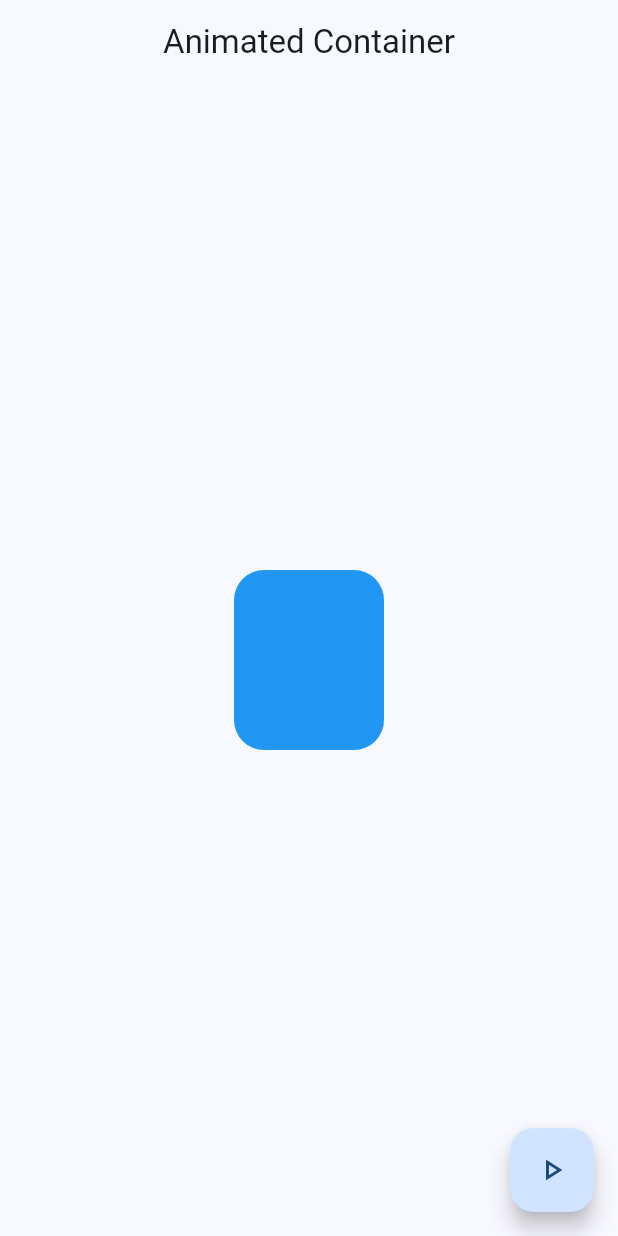
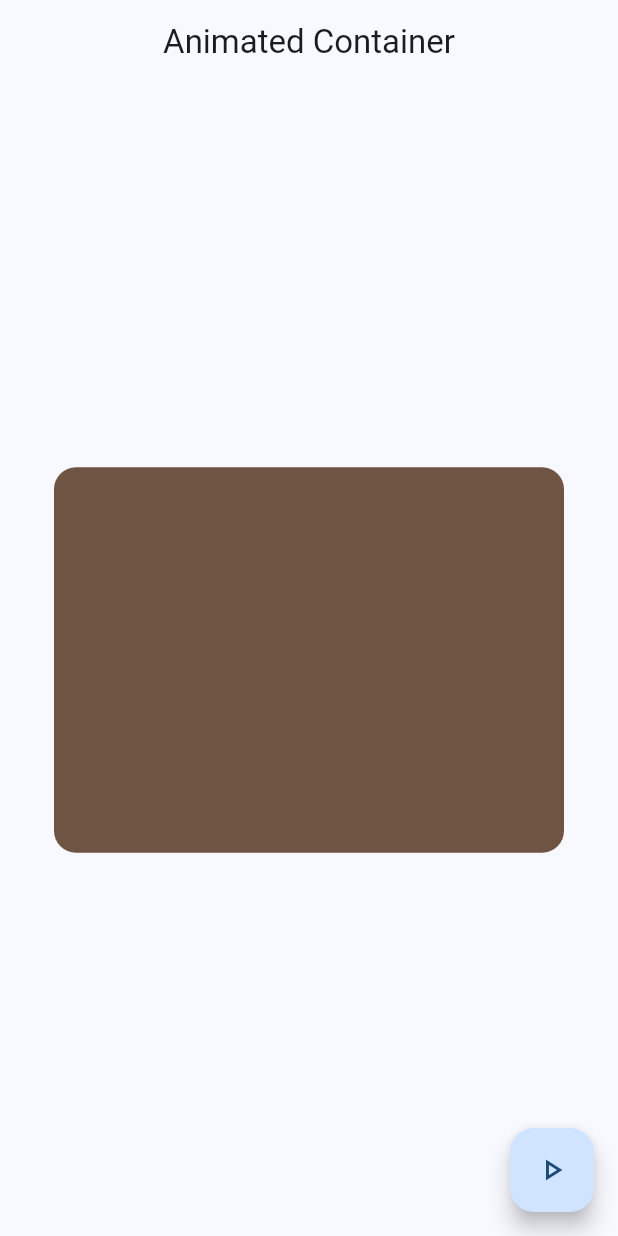
Before and after one commit to gabrielcabrera17/widget_app, a Flutter app: the AnimatedScreen screen opened by its route, after a tap on the "play arrow" icon, on a phone screen of 412 x 824 dp. Run offline on Flutter 3.47's test engine with Material 3 defaults, Android fonts, the phone set to English and light mode, and no system bars; our stand-ins replace go_router.

Commit message:
Animando las propeidades del contenedor

```diff
--- a/lib/presentation/screens/animated/animated_screen.dart
+++ b/lib/presentation/screens/animated/animated_screen.dart
@@ -1,10 +1,37 @@
 import 'package:flutter/material.dart';
-
-class AnimatedScreen extends StatelessWidget {
+import 'dart:math' show Random;
+class AnimatedScreen extends StatefulWidget {
 
   static const name = 'animated_screen';
 
   const AnimatedScreen({super.key});
+
+  @override
+  State<AnimatedScreen> createState() => _AnimatedScreenState();
+}
+
+class _AnimatedScreenState extends State<AnimatedScreen> {
+//StatefulWidget nos permite tener un widget que mantenga un estado
+//y entiendase ese estado como las propiedades que necesito animar
+
+double width = 100;
+double height = 100;
+Color color = Colors.indigo;
+double borderRadius = 10.0;
+
+void changeShape() {
+
+  final random = Random();
+  width = random.nextInt(300) + 120;
+  height = random.nextInt(300) +120;
+  borderRadius = random.nextDouble() * 20.0;
+  color = Color.fromRGBO(
+    random.nextInt(255),
+    random.nextInt(255),
+    random.nextInt(255),
+    1 );
+  setState(() {});
+}
 
   @override
   Widget build(BuildContext context) {
@@ -17,20 +44,18 @@ class AnimatedScreen extends StatelessWidget {
         child: AnimatedContainer(
           duration: const Duration(milliseconds:400) ,
           //tipo de animación
-          curve: Curves.bounceIn,
-          width: 100,
-          height: 120,
+          curve: Curves.elasticInOut,
+          width: width <= 0 ? 0 : width,
+          height: height <= 0 ? 0 : height,
           decoration: BoxDecoration(
-            color: Colors.blue,
-            borderRadius: BorderRadius.circular(20)
+            color: color,
+            borderRadius: BorderRadius.circular(borderRadius < 0 ? 0 : borderRadius)
           ),
         ),
       ),
 
       floatingActionButton: FloatingActionButton(
-        onPressed: () {
-
-        },
+        onPressed: changeShape,
         child: const Icon(Icons.play_arrow_outlined),
       ),
     );
```
